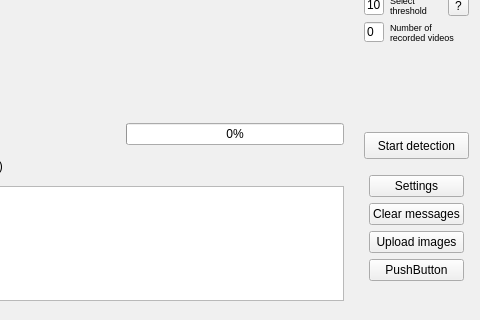
Qt form src/mainwindow.ui (UFOID/UFO-Detector) before a commit; both pictures show x 580 to 1060 and y 270 to 590 of the 1060 by 590 pixel window.
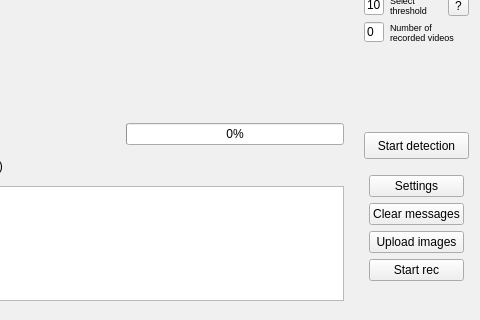
The same form after that commit. Custom widgets are drawn as their Qt base class.

What changed in the file:
```diff
--- a/src/mainwindow.ui
+++ b/src/mainwindow.ui
@@ -977,7 +977,7 @@
              <bool>true</bool>
             </property>
             <property name="text">
-             <string>PushButton</string>
+             <string>Start rec</string>
             </property>
            </widget>
           </item>
```
